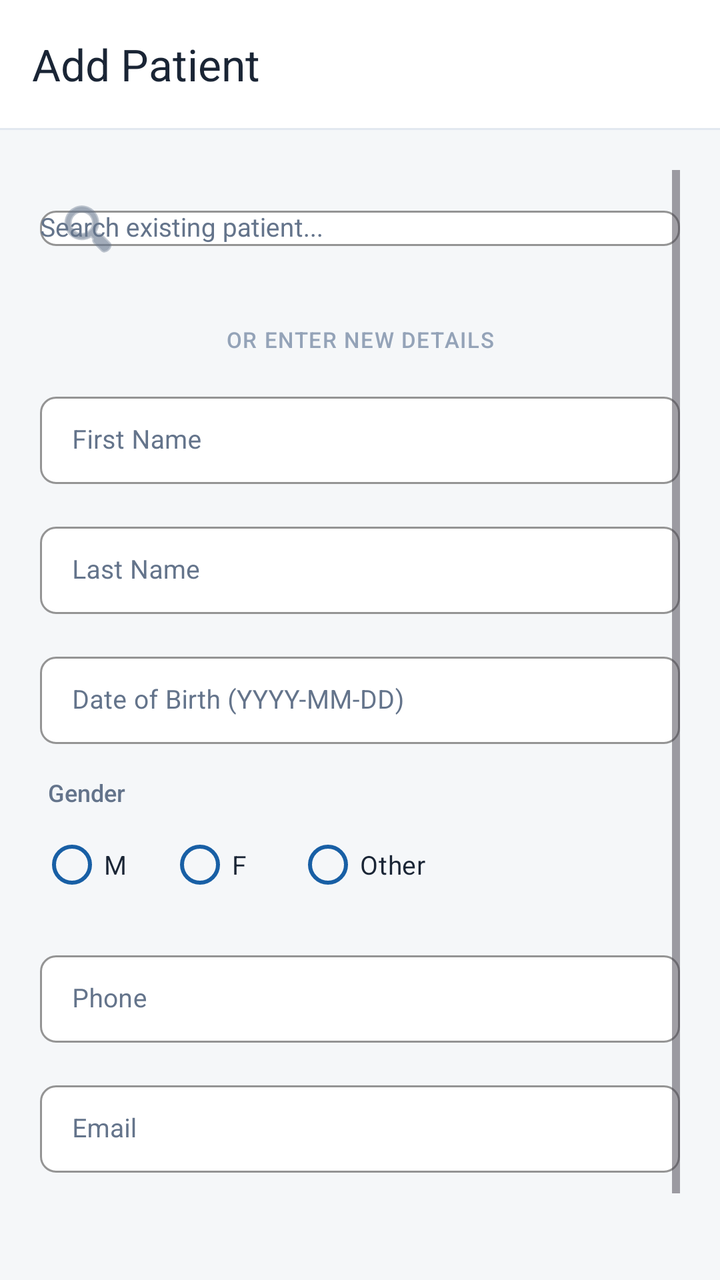
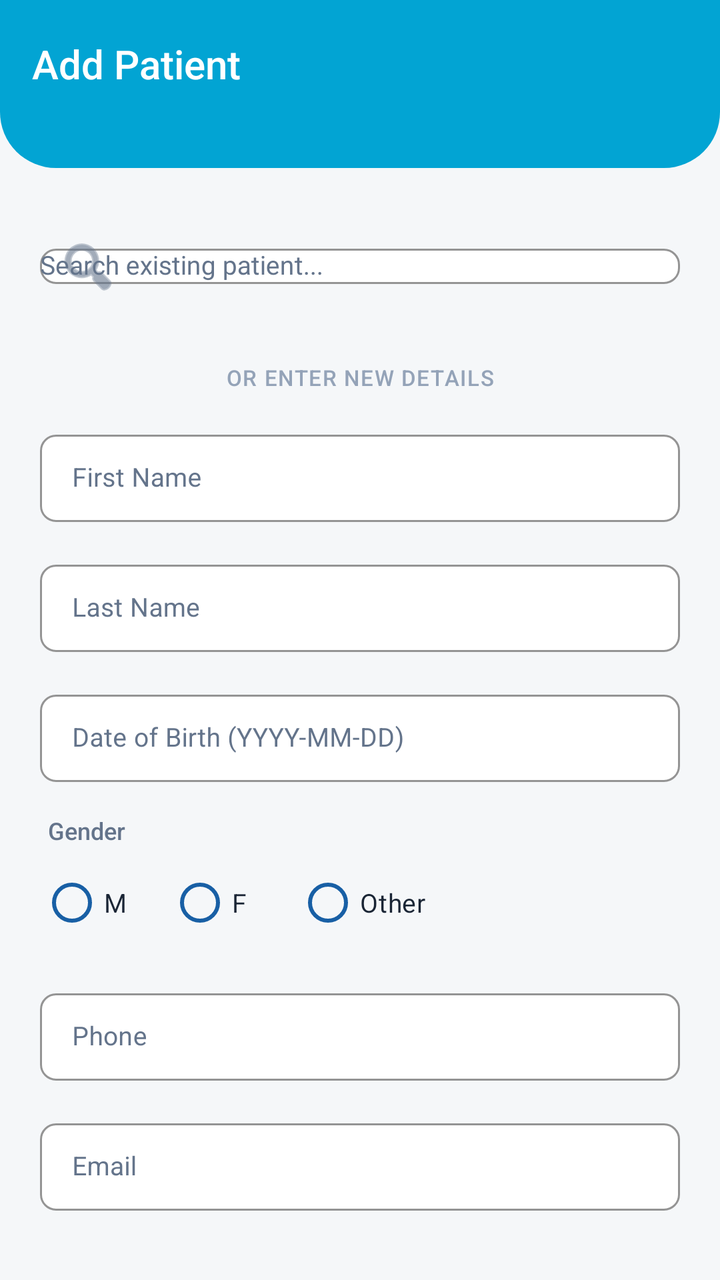

Before-and-after screenshots of an Android layout around one commit, followed by the original layout XML and the change that was made.
<!-- AndroidManifest.xml: application theme Theme.Healthcare_app -->
<!-- res/layout/activity_add_patient.xml -->
<?xml version="1.0" encoding="utf-8"?>
<LinearLayout xmlns:android="http://schemas.android.com/apk/res/android"
    xmlns:app="http://schemas.android.com/apk/res-auto"
    android:layout_width="match_parent"
    android:layout_height="match_parent"
    android:orientation="vertical"
    android:fitsSystemWindows="true"
    android:background="#F5F7F9">

    <com.google.android.material.appbar.MaterialToolbar
        android:id="@+id/topAppBar"
        android:layout_width="match_parent"
        android:layout_height="?attr/actionBarSize"
        android:background="#FFFFFF"
        app:title="Add Patient"
        app:titleTextColor="#1A2535"
        app:navigationIconTint="#1A2535" />

    <View
        android:layout_width="match_parent"
        android:layout_height="1dp"
        android:background="#E2E8F0" />

    <ScrollView
        android:layout_width="match_parent"
        android:layout_height="match_parent"
        android:padding="20dp">

        <LinearLayout
            android:layout_width="match_parent"
            android:layout_height="wrap_content"
            android:orientation="vertical">

            <com.google.android.material.textfield.TextInputLayout
                style="@style/Widget.MaterialComponents.TextInputLayout.OutlinedBox.Dense"
                android:layout_width="match_parent"
                android:layout_height="wrap_content"
                android:hint="Search existing patient..."
                android:textColorHint="#64748B"
                app:startIconDrawable="@android:drawable/ic_menu_search"
                app:startIconTint="#64748B"
                app:boxBackgroundColor="#FFFFFF"
                app:boxStrokeColor="#E2E8F0"
                app:boxStrokeWidth="1dp"
                app:boxCornerRadiusTopStart="8dp"
                app:boxCornerRadiusTopEnd="8dp"
                app:boxCornerRadiusBottomStart="8dp"
                app:boxCornerRadiusBottomEnd="8dp"
                app:hintTextColor="#185FA5">

                <AutoCompleteTextView
                    android:id="@+id/searchPatientAuto"
                    android:layout_width="match_parent"
                    android:layout_height="wrap_content"
                    android:inputType="textPersonName"
                    android:completionThreshold="0"
                    android:textSize="13sp"
                    android:textColor="#1A2535"
                    android:fontFamily="sans-serif"
                    android:popupBackground="#FFFFFF" />
            </com.google.android.material.textfield.TextInputLayout>

            <TextView
                android:layout_width="match_parent"
                android:layout_height="wrap_content"
                android:text="Or Enter New Details"
                android:textSize="11sp"
                android:textColor="#94A3B8"
                android:fontFamily="sans-serif-medium"
                android:textAllCaps="true"
                android:letterSpacing="0.05"
                android:layout_marginTop="24dp"
                android:layout_marginBottom="16dp"
                android:gravity="center"/>

            <com.google.android.material.textfield.TextInputLayout
                style="@style/Widget.MaterialComponents.TextInputLayout.OutlinedBox.Dense"
                android:layout_width="match_parent"
                android:layout_height="wrap_content"
                android:hint="First Name"
                android:textColorHint="#64748B"
                app:boxBackgroundColor="#FFFFFF"
                app:boxStrokeColor="#E2E8F0"
                app:boxStrokeWidth="1dp"
                app:boxCornerRadiusTopStart="8dp"
                app:boxCornerRadiusTopEnd="8dp"
                app:boxCornerRadiusBottomStart="8dp"
                app:boxCornerRadiusBottomEnd="8dp"
                app:hintTextColor="#185FA5">
                <com.google.android.material.textfield.TextInputEditText
                    android:id="@+id/editFirstName"
                    android:layout_width="match_parent"
                    android:layout_height="wrap_content"
                    android:textSize="13sp"
                    android:textColor="#1A2535"
                    android:fontFamily="sans-serif" />
            </com.google.android.material.textfield.TextInputLayout>

            <com.google.android.material.textfield.TextInputLayout
                style="@style/Widget.MaterialComponents.TextInputLayout.OutlinedBox.Dense"
                android:layout_width="match_parent"
                android:layout_height="wrap_content"
                android:layout_marginTop="16dp"
                android:hint="Last Name"
                android:textColorHint="#64748B"
                app:boxBackgroundColor="#FFFFFF"
                app:boxStrokeColor="#E2E8F0"
                app:boxStrokeWidth="1dp"
                app:boxCornerRadiusTopStart="8dp"
                app:boxCornerRadiusTopEnd="8dp"
                app:boxCornerRadiusBottomStart="8dp"
                app:boxCornerRadiusBottomEnd="8dp"
                app:hintTextColor="#185FA5">
                <com.google.android.material.textfield.TextInputEditText
                    android:id="@+id/editLastName"
                    android:layout_width="match_parent"
                    android:layout_height="wrap_content"
                    android:textSize="13sp"
                    android:textColor="#1A2535"
                    android:fontFamily="sans-serif" />
            </com.google.android.material.textfield.TextInputLayout>

            <com.google.android.material.textfield.TextInputLayout
                style="@style/Widget.MaterialComponents.TextInputLayout.OutlinedBox.Dense"
                android:layout_width="match_parent"
                android:layout_height="wrap_content"
                android:layout_marginTop="16dp"
                android:hint="Date of Birth (YYYY-MM-DD)"
                android:textColorHint="#64748B"
                app:boxBackgroundColor="#FFFFFF"
                app:boxStrokeColor="#E2E8F0"
                app:boxStrokeWidth="1dp"
                app:boxCornerRadiusTopStart="8dp"
                app:boxCornerRadiusTopEnd="8dp"
                app:boxCornerRadiusBottomStart="8dp"
                app:boxCornerRadiusBottomEnd="8dp"
                app:hintTextColor="#185FA5">
                <com.google.android.material.textfield.TextInputEditText
                    android:id="@+id/editDob"
                    android:layout_width="match_parent"
                    android:layout_height="wrap_content"
                    android:focusable="false"
                    android:clickable="true"
                    android:cursorVisible="false"
                    android:textSize="13sp"
                    android:textColor="#1A2535"
                    android:fontFamily="sans-serif" />
            </com.google.android.material.textfield.TextInputLayout>

            <TextView
                android:layout_width="match_parent"
                android:layout_height="wrap_content"
                android:layout_marginTop="16dp"
                android:layout_marginStart="4dp"
                android:text="Gender"
                android:textSize="12sp"
                android:textColor="#64748B"
                android:fontFamily="sans-serif-medium" />

            <RadioGroup
                android:id="@+id/radioGroupGender"
                android:layout_width="match_parent"
                android:layout_height="wrap_content"
                android:orientation="horizontal"
                android:layout_marginTop="4dp">

                <com.google.android.material.radiobutton.MaterialRadioButton
                    android:id="@+id/radioMale"
                    android:layout_width="wrap_content"
                    android:layout_height="wrap_content"
                    android:text="M"
                    android:textColor="#1A2535"
                    android:textSize="13sp"
                    android:fontFamily="sans-serif"
                    app:buttonTint="#185FA5" />

                <com.google.android.material.radiobutton.MaterialRadioButton
                    android:id="@+id/radioFemale"
                    android:layout_width="wrap_content"
                    android:layout_height="wrap_content"
                    android:layout_marginStart="16dp"
                    android:text="F"
                    android:textColor="#1A2535"
                    android:textSize="13sp"
                    android:fontFamily="sans-serif"
                    app:buttonTint="#185FA5" />

                <com.google.android.material.radiobutton.MaterialRadioButton
                    android:id="@+id/radioOther"
                    android:layout_width="wrap_content"
                    android:layout_height="wrap_content"
                    android:layout_marginStart="16dp"
                    android:text="Other"
                    android:textColor="#1A2535"
                    android:textSize="13sp"
                    android:fontFamily="sans-serif"
                    app:buttonTint="#185FA5" />
            </RadioGroup>

            <com.google.android.material.textfield.TextInputLayout
                style="@style/Widget.MaterialComponents.TextInputLayout.OutlinedBox.Dense"
                android:layout_width="match_parent"
                android:layout_height="wrap_content"
                android:layout_marginTop="16dp"
                android:hint="Phone"
                android:textColorHint="#64748B"
                app:boxBackgroundColor="#FFFFFF"
                app:boxStrokeColor="#E2E8F0"
                app:boxStrokeWidth="1dp"
                app:boxCornerRadiusTopStart="8dp"
                app:boxCornerRadiusTopEnd="8dp"
                app:boxCornerRadiusBottomStart="8dp"
                app:boxCornerRadiusBottomEnd="8dp"
                app:hintTextColor="#185FA5">
                <com.google.android.material.textfield.TextInputEditText
                    android:id="@+id/editPhone"
                    android:layout_width="match_parent"
                    android:layout_height="wrap_content"
                    android:inputType="phone"
                    android:textSize="13sp"
                    android:textColor="#1A2535"
                    android:fontFamily="sans-serif" />
            </com.google.android.material.textfield.TextInputLayout>

            <com.google.android.material.textfield.TextInputLayout
                style="@style/Widget.MaterialComponents.TextInputLayout.OutlinedBox.Dense"
                android:layout_width="match_parent"
                android:layout_height="wrap_content"
                android:layout_marginTop="16dp"
                android:hint="Email"
                android:textColorHint="#64748B"
                app:boxBackgroundColor="#FFFFFF"
                app:boxStrokeColor="#E2E8F0"
                app:boxStrokeWidth="1dp"
                app:boxCornerRadiusTopStart="8dp"
                app:boxCornerRadiusTopEnd="8dp"
                app:boxCornerRadiusBottomStart="8dp"
                app:boxCornerRadiusBottomEnd="8dp"
                app:hintTextColor="#185FA5">
                <com.google.android.material.textfield.TextInputEditText
                    android:id="@+id/editEmail"
                    android:layout_width="match_parent"
                    android:layout_height="wrap_content"
                    android:inputType="textEmailAddress"
                    android:textSize="13sp"
                    android:textColor="#1A2535"
                    android:fontFamily="sans-serif" />
            </com.google.android.material.textfield.TextInputLayout>

            <com.google.android.material.button.MaterialButton
                android:id="@+id/btnSavePatient"
                android:layout_width="match_parent"
                android:layout_height="48dp"
                android:layout_marginTop="32dp"
                android:text="Save Patient Record"
                android:textAllCaps="false"
                android:textSize="15sp"
                android:textColor="#FFFFFF"
                android:fontFamily="sans-serif-medium"
                app:backgroundTint="#185FA5"
                app:elevation="0dp"
                app:cornerRadius="8dp"/>

        </LinearLayout>
    </ScrollView>
</LinearLayout>
<!-- resources referenced by this layout -->
<resources>
  <style name="Theme.Healthcare_app" parent="Base.Theme.Healthcare_app" />
  <style name="Base.Theme.Healthcare_app" parent="Theme.Material3.Light.NoActionBar">
          <item name="bottomSheetDialogTheme">@style/Theme.Healthcare_app.BottomSheetDialog</item>
      </style>
  <style name="Theme.Healthcare_app.BottomSheetDialog" parent="ThemeOverlay.Material3.BottomSheetDialog">
          <item name="android:windowIsFloating">false</item>
          <item name="android:backgroundDimEnabled">true</item>
          
          <item name="colorSurface">#FFFFFF</item>
          <item name="colorOnSurface">#1A2535</item>
          <item name="colorOnSurfaceVariant">#64748B</item>
          <item name="android:colorBackground">#FFFFFF</item>
          <item name="colorPrimary">#185FA5</item>
          <item name="colorOnPrimary">#FFFFFF</item>
          
          <item name="android:textColorPrimary">#1A2535</item>
          <item name="android:textColorSecondary">#64748B</item>
          <item name="android:textColorHint">#64748B</item>
          
          <item name="colorControlNormal">#E2E8F0</item>
          <item name="colorControlActivated">#185FA5</item>
          
          <item name="bottomSheetStyle">@style/LightBottomSheetStyle</item>
      </style>
  <style name="LightBottomSheetStyle" parent="Widget.Material3.BottomSheet.Modal">
          <item name="backgroundTint">#FFFFFF</item>
          <item name="android:elevation">0dp</item>
      </style>
</resources>

<!-- the commit's change to res/layout/activity_add_patient.xml (unified diff, before → after) -->
@@ -1,35 +1,52 @@
 <?xml version="1.0" encoding="utf-8"?>
-<LinearLayout xmlns:android="http://schemas.android.com/apk/res/android"
+<androidx.coordinatorlayout.widget.CoordinatorLayout xmlns:android="http://schemas.android.com/apk/res/android"
     xmlns:app="http://schemas.android.com/apk/res-auto"
     android:layout_width="match_parent"
     android:layout_height="match_parent"
-    android:orientation="vertical"
-    android:fitsSystemWindows="true"
     android:background="#F5F7F9">
 
-    <com.google.android.material.appbar.MaterialToolbar
-        android:id="@+id/topAppBar"
+    <com.google.android.material.appbar.AppBarLayout
         android:layout_width="match_parent"
-        android:layout_height="?attr/actionBarSize"
-        android:background="#FFFFFF"
-        app:title="Add Patient"
-        app:titleTextColor="#1A2535"
-        app:navigationIconTint="#1A2535" />
-
-    <View
-        android:layout_width="match_parent"
-        android:layout_height="1dp"
-        android:background="#E2E8F0" />
-
-    <ScrollView
+        android:layout_height="wrap_content"
+        android:background="@drawable/bg_dashboard_header"
+        android:fitsSystemWindows="true"
+        app:elevation="0dp">
+
+        <com.google.android.material.appbar.MaterialToolbar
+            android:id="@+id/topAppBar"
+            android:layout_width="match_parent"
+            android:layout_height="?attr/actionBarSize"
+            android:background="@android:color/transparent"
+            app:navigationIconTint="#FFFFFF">
+
+            <TextView
+                android:layout_width="wrap_content"
+                android:layout_height="wrap_content"
+                android:text="Add Patient"
+                android:textColor="#FFFFFF"
+                android:textSize="20sp"
+                android:fontFamily="sans-serif-medium"
+                android:layout_gravity="start" />
+
+        </com.google.android.material.appbar.MaterialToolbar>
+
+        
+        <View
+            android:layout_width="match_parent"
+            android:layout_height="20dp" />
+
+    </com.google.android.material.appbar.AppBarLayout>
+
+    <androidx.core.widget.NestedScrollView
         android:layout_width="match_parent"
         android:layout_height="match_parent"
-        android:padding="20dp">
+        app:layout_behavior="@string/appbar_scrolling_view_behavior">
 
         <LinearLayout
             android:layout_width="match_parent"
             android:layout_height="wrap_content"
-            android:orientation="vertical">
+            android:orientation="vertical"
+            android:padding="20dp">
 
             <com.google.android.material.textfield.TextInputLayout
                 style="@style/Widget.MaterialComponents.TextInputLayout.OutlinedBox.Dense"
@@ -71,7 +88,7 @@
                 android:letterSpacing="0.05"
                 android:layout_marginTop="24dp"
                 android:layout_marginBottom="16dp"
-                android:gravity="center"/>
+                android:gravity="center" />
 
             <com.google.android.material.textfield.TextInputLayout
                 style="@style/Widget.MaterialComponents.TextInputLayout.OutlinedBox.Dense"
@@ -87,6 +104,7 @@
                 app:boxCornerRadiusBottomStart="8dp"
                 app:boxCornerRadiusBottomEnd="8dp"
                 app:hintTextColor="#185FA5">
+
                 <com.google.android.material.textfield.TextInputEditText
                     android:id="@+id/editFirstName"
                     android:layout_width="match_parent"
@@ -111,6 +129,7 @@
                 app:boxCornerRadiusBottomStart="8dp"
                 app:boxCornerRadiusBottomEnd="8dp"
                 app:hintTextColor="#185FA5">
+
                 <com.google.android.material.textfield.TextInputEditText
                     android:id="@+id/editLastName"
                     android:layout_width="match_parent"
@@ -135,6 +154,7 @@
                 app:boxCornerRadiusBottomStart="8dp"
                 app:boxCornerRadiusBottomEnd="8dp"
                 app:hintTextColor="#185FA5">
+
                 <com.google.android.material.textfield.TextInputEditText
                     android:id="@+id/editDob"
                     android:layout_width="match_parent"
@@ -212,6 +232,7 @@
                 app:boxCornerRadiusBottomStart="8dp"
                 app:boxCornerRadiusBottomEnd="8dp"
                 app:hintTextColor="#185FA5">
+
                 <com.google.android.material.textfield.TextInputEditText
                     android:id="@+id/editPhone"
                     android:layout_width="match_parent"
@@ -237,6 +258,7 @@
                 app:boxCornerRadiusBottomStart="8dp"
                 app:boxCornerRadiusBottomEnd="8dp"
                 app:hintTextColor="#185FA5">
+
                 <com.google.android.material.textfield.TextInputEditText
                     android:id="@+id/editEmail"
                     android:layout_width="match_parent"
@@ -259,8 +281,8 @@
                 android:fontFamily="sans-serif-medium"
                 app:backgroundTint="#185FA5"
                 app:elevation="0dp"
-                app:cornerRadius="8dp"/>
+                app:cornerRadius="8dp" />
 
         </LinearLayout>
-    </ScrollView>
-</LinearLayout>
+    </androidx.core.widget.NestedScrollView>
+</androidx.coordinatorlayout.widget.CoordinatorLayout>
<!-- resource entries referenced after the edit -->
@@ -1,5 +1,14 @@
 <!-- resources referenced by this layout -->
 <resources>
+  <!-- drawable bg_dashboard_header (drawable) -->
+  <?xml version="1.0" encoding="utf-8"?>
+  <shape xmlns:android="http://schemas.android.com/apk/res/android"
+      android:shape="rectangle">
+      <solid android:color="#02A4D3" />
+      <corners
+          android:bottomLeftRadius="28dp"
+          android:bottomRightRadius="28dp" />
+  </shape>
   <style name="Theme.Healthcare_app" parent="Base.Theme.Healthcare_app" />
   <style name="Base.Theme.Healthcare_app" parent="Theme.Material3.Light.NoActionBar">
           <item name="bottomSheetDialogTheme">@style/Theme.Healthcare_app.BottomSheetDialog</item>
